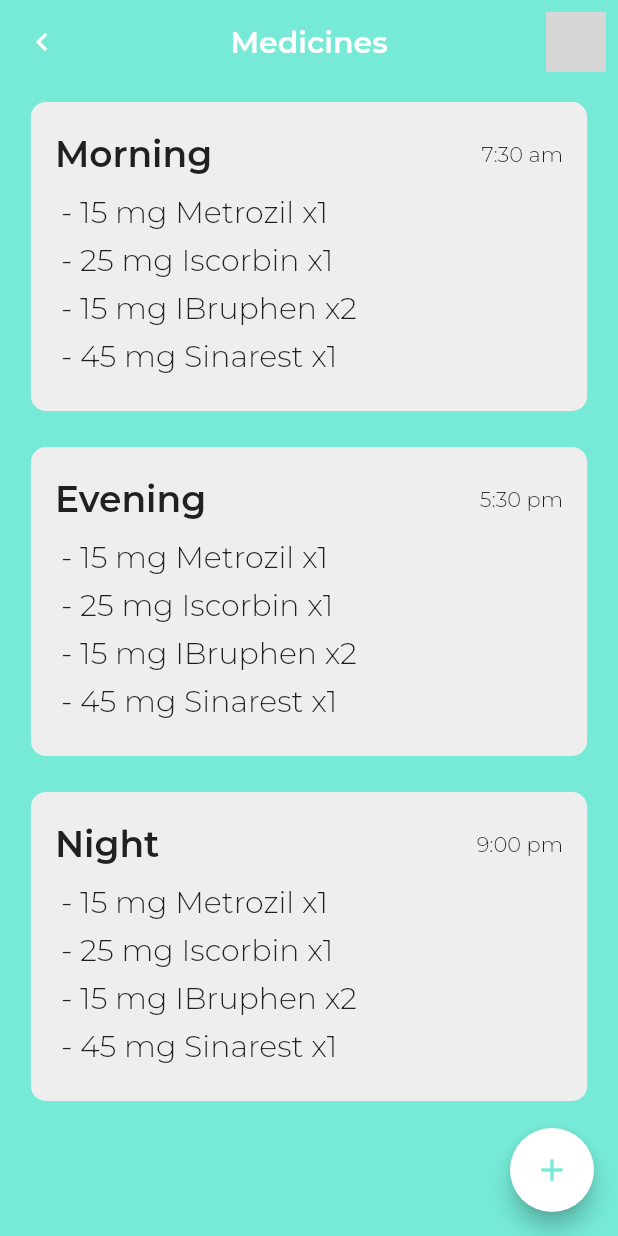
After one commit to Hash-Studios/healthapp, a Flutter app: the screen it shows after launch, after a tap on "Medicines", on a phone screen of 412 x 824 dp. The commit adds this screen. Run offline on Flutter 3.47's test engine with Material 2 defaults, Android fonts, the phone set to English and light mode, and no system bars; our stand-ins replace google_fonts, hive; missing offline and left inert: flutter_dialogflow; accounts and stored records are empty; network calls fail; project files that could hold a hidden picture were left out; grey boxes are pictures that could not be loaded.

Commit message:
added medicines page

```diff
--- a/lib/home.dart
+++ b/lib/home.dart
@@ -4,6 +4,7 @@ import 'package:google_fonts/google_fonts.dart';
 import 'package:healthapp/dialog_flow.dart';
 import 'package:healthapp/exercise.dart';
 import 'package:healthapp/main.dart' as main;
+import 'package:healthapp/medicines.dart';
 import 'package:healthapp/profile.dart';
 
 class Home extends StatelessWidget {
@@ -159,7 +160,8 @@ class Home extends StatelessWidget {
             crossAxisAlignment: CrossAxisAlignment.center,
             mainAxisAlignment: MainAxisAlignment.spaceEvenly,
             children: <Widget>[
-              Column(
+              GestureDetector(
+                child: Column(
                   children: <Widget>[
                     Container(
                       width: MediaQuery.of(context).size.width * 0.258,
@@ -179,6 +181,11 @@ class Home extends StatelessWidget {
                       ),
                     )
                   ],
+                ),
+                onTap: () {
+                  Navigator.push(context,
+                      CupertinoPageRoute(builder: (context) => Medicines()));
+                },
               ),
               GestureDetector(
                 child: Column(
--- /dev/null
+++ b/lib/medicines.dart
@@ -0,0 +1,281 @@
+import 'package:flutter/cupertino.dart';
+import 'package:flutter/material.dart';
+import 'package:google_fonts/google_fonts.dart';
+import 'package:healthapp/main.dart' as main;
+import 'package:healthapp/profile.dart';
+
+class Medicines extends StatelessWidget {
+  @override
+  Widget build(BuildContext context) {
+    return Scaffold(
+      backgroundColor: Color(0xFF76EAD7),
+      appBar: AppBar(
+        elevation: 0,
+        backgroundColor: Color(0xFF76EAD7),
+        centerTitle: true,
+        title: Text(
+          "Medicines",
+          style: GoogleFonts.montserrat(
+              color: Colors.white, fontWeight: FontWeight.w600),
+        ),
+        leading: IconButton(
+          icon: Icon(Icons.chevron_left),
+          onPressed: () {
+            Navigator.pop(context);
+          },
+        ),
+        actions: <Widget>[
+          GestureDetector(
+            onTap: () {
+              Navigator.push(
+                  context, CupertinoPageRoute(builder: (context) => Profile()));
+            },
+            child: Hero(
+              tag: "User",
+              child: Container(
+                padding: EdgeInsets.all(8),
+                child: CircleAvatar(
+                  backgroundImage: NetworkImage(main.prefs.get('userImage')),
+                  backgroundColor: Colors.grey[200],
+                ),
+              ),
+            ),
+          ),
+        ],
+      ),
+      floatingActionButton: FloatingActionButton(
+        onPressed: () {},
+        backgroundColor: Colors.white,
+        child: Icon(
+          Icons.add,
+          color: Color(0xFF76EAD7),
+        ),
+      ),
+      body: SingleChildScrollView(
+        child: Column(
+          mainAxisAlignment: MainAxisAlignment.start,
+          crossAxisAlignment: CrossAxisAlignment.center,
+          mainAxisSize: MainAxisSize.min,
+          children: <Widget>[
+            Center(
+              child: Container(
+                padding: EdgeInsets.all(16),
+                margin: EdgeInsets.symmetric(vertical: 12),
+                width: MediaQuery.of(context).size.width * 0.9,
+                height: MediaQuery.of(context).size.height * 0.25,
+                decoration: BoxDecoration(
+                  borderRadius: BorderRadius.circular(10),
+                  color: Color(0xffeeeeee),
+                ),
+                child: Column(
+                  crossAxisAlignment: CrossAxisAlignment.start,
+                  mainAxisAlignment: MainAxisAlignment.spaceAround,
+                  children: <Widget>[
+                    Row(
+                      mainAxisAlignment: MainAxisAlignment.spaceBetween,
+                      children: <Widget>[
+                        Text(
+                          "Morning",
+                          style: GoogleFonts.montserrat(
+                              fontWeight: FontWeight.w600, fontSize: 24),
+                        ),
+                        Text(
+                          "7:30 am",
+                          style: GoogleFonts.montserrat(
+                              fontWeight: FontWeight.w300, fontSize: 14),
+                        ),
+                      ],
+                    ),
+                    Column(
+                      mainAxisAlignment: MainAxisAlignment.start,
+                      crossAxisAlignment: CrossAxisAlignment.start,
+                      mainAxisSize: MainAxisSize.min,
+                      children: <Widget>[
+                        Padding(
+                          padding: const EdgeInsets.all(4.0),
+                          child: Text(
+                            "- 15 mg Metrozil x1",
+                            style: GoogleFonts.montserrat(
+                                fontWeight: FontWeight.w300, fontSize: 20),
+                          ),
+                        ),
+                        Padding(
+                          padding: const EdgeInsets.all(4.0),
+                          child: Text(
+                            "- 25 mg Iscorbin x1",
+                            style: GoogleFonts.montserrat(
+                                fontWeight: FontWeight.w300, fontSize: 20),
+                          ),
+                        ),
+                        Padding(
+                          padding: const EdgeInsets.all(4.0),
+                          child: Text(
+                            "- 15 mg IBruphen x2",
+                            style: GoogleFonts.montserrat(
+                                fontWeight: FontWeight.w300, fontSize: 20),
+                          ),
+                        ),
+                        Padding(
+                          padding: const EdgeInsets.all(4.0),
+                          child: Text(
+                            "- 45 mg Sinarest x1",
+                            style: GoogleFonts.montserrat(
+                                fontWeight: FontWeight.w300, fontSize: 20),
+                          ),
+                        ),
+                      ],
+                    ),
+                  ],
+                ),
+              ),
+            ),
+            Center(
+              child: Container(
+                padding: EdgeInsets.all(16),
+                margin: EdgeInsets.symmetric(vertical: 12),
+                width: MediaQuery.of(context).size.width * 0.9,
+                height: MediaQuery.of(context).size.height * 0.25,
+                decoration: BoxDecoration(
+                  borderRadius: BorderRadius.circular(10),
+                  color: Color(0xffeeeeee),
+                ),
+                child: Column(
+                  crossAxisAlignment: CrossAxisAlignment.start,
+                  mainAxisAlignment: MainAxisAlignment.spaceAround,
+                  children: <Widget>[
+                    Row(
+                      mainAxisAlignment: MainAxisAlignment.spaceBetween,
+                      children: <Widget>[
+                        Text(
+                          "Evening",
+                          style: GoogleFonts.montserrat(
+                              fontWeight: FontWeight.w600, fontSize: 24),
+                        ),
+                        Text(
+                          "5:30 pm",
+                          style: GoogleFonts.montserrat(
+                              fontWeight: FontWeight.w300, fontSize: 14),
+                        ),
+                      ],
+                    ),
+                    Column(
+                      mainAxisAlignment: MainAxisAlignment.start,
+                      crossAxisAlignment: CrossAxisAlignment.start,
+                      mainAxisSize: MainAxisSize.min,
+                      children: <Widget>[
+                        Padding(
+                          padding: const EdgeInsets.all(4.0),
+                          child: Text(
+                            "- 15 mg Metrozil x1",
+                            style: GoogleFonts.montserrat(
+                                fontWeight: FontWeight.w300, fontSize: 20),
+                          ),
+                        ),
+                        Padding(
+                          padding: const EdgeInsets.all(4.0),
+                          child: Text(
+                            "- 25 mg Iscorbin x1",
+                            style: GoogleFonts.montserrat(
+                                fontWeight: FontWeight.w300, fontSize: 20),
+                          ),
+                        ),
+                        Padding(
+                          padding: const EdgeInsets.all(4.0),
+                          child: Text(
+                            "- 15 mg IBruphen x2",
+                            style: GoogleFonts.montserrat(
+                                fontWeight: FontWeight.w300, fontSize: 20),
+                          ),
+                        ),
+                        Padding(
+                          padding: const EdgeInsets.all(4.0),
+                          child: Text(
+                            "- 45 mg Sinarest x1",
+                            style: GoogleFonts.montserrat(
+                                fontWeight: FontWeight.w300, fontSize: 20),
+                          ),
+                        ),
+                      ],
+                    ),
+                  ],
+                ),
+              ),
+            ),
+            Center(
+              child: Container(
+                padding: EdgeInsets.all(16),
+                margin: EdgeInsets.symmetric(vertical: 12),
+                width: MediaQuery.of(context).size.width * 0.9,
+                height: MediaQuery.of(context).size.height * 0.25,
+                decoration: BoxDecoration(
+                  borderRadius: BorderRadius.circular(10),
+                  color: Color(0xffeeeeee),
+                ),
+                child: Column(
+                  crossAxisAlignment: CrossAxisAlignment.start,
+                  mainAxisAlignment: MainAxisAlignment.spaceAround,
+                  children: <Widget>[
+                    Row(
+                      mainAxisAlignment: MainAxisAlignment.spaceBetween,
+                      children: <Widget>[
+                        Text(
+                          "Night",
+                          style: GoogleFonts.montserrat(
+                              fontWeight: FontWeight.w600, fontSize: 24),
+                        ),
+                        Text(
+                          "9:00 pm",
+                          style: GoogleFonts.montserrat(
+                              fontWeight: FontWeight.w300, fontSize: 14),
+                        ),
+                      ],
+                    ),
+                    Column(
+                      mainAxisAlignment: MainAxisAlignment.start,
+                      crossAxisAlignment: CrossAxisAlignment.start,
+                      mainAxisSize: MainAxisSize.min,
+                      children: <Widget>[
+                        Padding(
+                          padding: const EdgeInsets.all(4.0),
+                          child: Text(
+                            "- 15 mg Metrozil x1",
+                            style: GoogleFonts.montserrat(
+                                fontWeight: FontWeight.w300, fontSize: 20),
+                          ),
+                        ),
+                        Padding(
+                          padding: const EdgeInsets.all(4.0),
+                          child: Text(
+                            "- 25 mg Iscorbin x1",
+                            style: GoogleFonts.montserrat(
+                                fontWeight: FontWeight.w300, fontSize: 20),
+                          ),
+                        ),
+                        Padding(
+                          padding: const EdgeInsets.all(4.0),
+                          child: Text(
+                            "- 15 mg IBruphen x2",
+                            style: GoogleFonts.montserrat(
+                                fontWeight: FontWeight.w300, fontSize: 20),
+                          ),
+                        ),
+                        Padding(
+                          padding: const EdgeInsets.all(4.0),
+                          child: Text(
+                            "- 45 mg Sinarest x1",
+                            style: GoogleFonts.montserrat(
+                                fontWeight: FontWeight.w300, fontSize: 20),
+                          ),
+                        ),
+                      ],
+                    ),
+                  ],
+                ),
+              ),
+            ),
+          ],
+        ),
+      ),
+    );
+  }
+}
```
Lines whose indentation alone changed are shown as unchanged.
